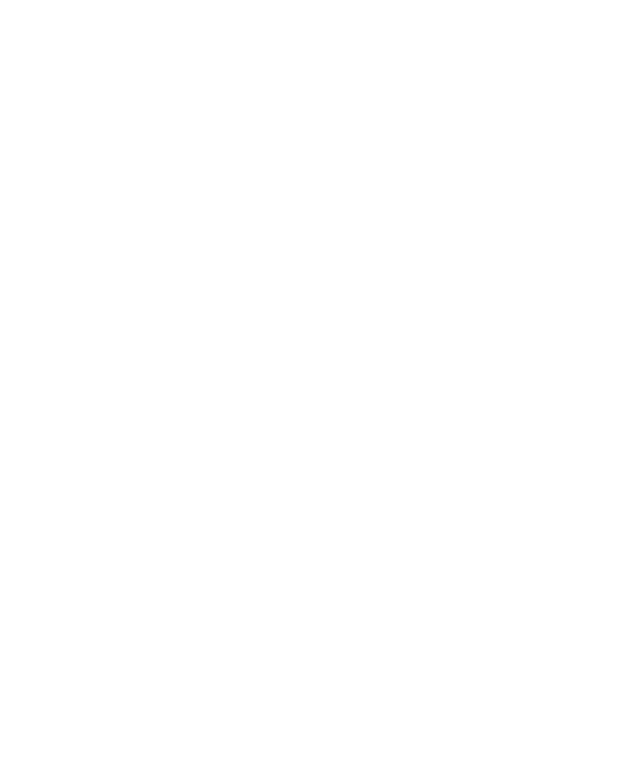
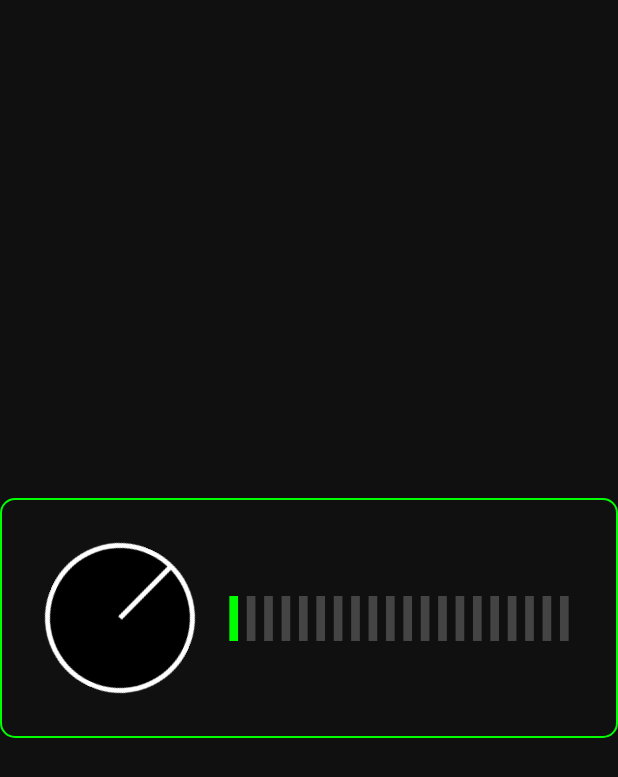
Before and after one commit to levkaantonov/ComposeTraining, an Android app built with Jetpack Compose: the screen it shows after launch (MainActivity), on a phone screen of 412 x 824 dp. Before the commit the part shown is empty. Shown: the top 777 px of the screen. Run offline under Robolectric (Android 15) with nearby library versions, the phone set to English and light mode, and no system bars.

Commit message:
added volume knob

```diff
--- a/app/src/main/java/levkaantonov/com/study/composetraining/MainActivity.kt
+++ b/app/src/main/java/levkaantonov/com/study/composetraining/MainActivity.kt
@@ -1,23 +1,168 @@
 package levkaantonov.com.study.composetraining
 
 import android.os.Bundle
+import android.view.MotionEvent
+import android.widget.Space
 import androidx.activity.ComponentActivity
 import androidx.activity.compose.setContent
-import androidx.compose.material.MaterialTheme
-import androidx.compose.material.Surface
-import androidx.compose.material.Text
+import androidx.compose.foundation.Canvas
+import androidx.compose.foundation.Image
+import androidx.compose.foundation.background
+import androidx.compose.foundation.border
+import androidx.compose.foundation.layout.*
+import androidx.compose.foundation.shape.RoundedCornerShape
 import androidx.compose.runtime.Composable
-import androidx.compose.ui.tooling.preview.Preview
-import levkaantonov.com.study.composetraining.ui.theme.ComposeTrainingTheme
+import androidx.compose.runtime.mutableStateOf
+import androidx.compose.runtime.remember
+import androidx.compose.runtime.setValue
+import androidx.compose.runtime.getValue
+import androidx.compose.ui.Alignment
+import androidx.compose.ui.ExperimentalComposeUiApi
+import androidx.compose.ui.Modifier
+import androidx.compose.ui.draw.rotate
+import androidx.compose.ui.geometry.CornerRadius
+import androidx.compose.ui.geometry.Offset
+import androidx.compose.ui.geometry.Size
+import androidx.compose.ui.graphics.Color
+import androidx.compose.ui.graphics.Color.Companion.DarkGray
+import androidx.compose.ui.graphics.Color.Companion.Green
+import androidx.compose.ui.input.pointer.pointerInteropFilter
+import androidx.compose.ui.layout.boundsInWindow
+import androidx.compose.ui.layout.onGloballyPositioned
+import androidx.compose.ui.res.painterResource
+import androidx.compose.ui.unit.dp
+import kotlin.math.PI
+import kotlin.math.atan2
+import kotlin.math.roundToInt
 
 class MainActivity : ComponentActivity() {
+    @ExperimentalComposeUiApi
     override fun onCreate(savedInstanceState: Bundle?) {
         super.onCreate(savedInstanceState)
         setContent {
-            ComposeTrainingTheme {
-                Surface(color = MaterialTheme.colors.background) {
+            Box(
+                contentAlignment = Alignment.Center,
+                modifier = Modifier
+                    .fillMaxSize()
+                    .background(Color(0xFF101010))
+            ) {
+                Row(
+                    horizontalArrangement = Arrangement.Center,
+                    verticalAlignment = Alignment.CenterVertically,
+                    modifier = Modifier
+                        .border(1.dp, Green, RoundedCornerShape(10.dp))
+                        .padding(30.dp)
+                ) {
+                    var volume by remember {
+                        mutableStateOf(0f)
+                    }
+                    val barCount = 20
+                    VolumeKnob(
+                        modifier = Modifier.size(100.dp)
+                    ) {
+                        volume = it
+                    }
+                    Spacer(modifier = Modifier.width(20.dp))
+                    VolumeBar(
+                        modifier = Modifier
+                            .fillMaxWidth()
+                            .height(30.dp),
+                        activeBars = (barCount * volume).roundToInt(),
+                        barCount = barCount
+                    )
                 }
+            }
+
+        }
+    }
+}
+
+
+@Composable
+fun VolumeBar(
+    modifier: Modifier,
+    activeBars: Int = 0,
+    barCount: Int = 10
+) {
+    BoxWithConstraints(
+        contentAlignment = Alignment.Center,
+        modifier = modifier
+    ) {
+        val barWidth = remember {
+            constraints.maxWidth / (2f * barCount)
+        }
+        Canvas(modifier = modifier) {
+            for (i in 0 until barCount) {
+                drawRoundRect(
+                    color = if (i in 0..activeBars) Green else DarkGray,
+                    topLeft = Offset(i * barWidth * 2f + barWidth / 2f, 0f),
+                    size = Size(barWidth, constraints.maxHeight.toFloat()),
+                    cornerRadius = CornerRadius(0f)
+                )
             }
         }
     }
 }
+
+@ExperimentalComposeUiApi
+@Composable
+fun VolumeKnob(
+    modifier: Modifier = Modifier,
+    limitingAngle: Float = 25f,
+    onValueChange: (Float) -> Unit
+) {
+    var rotation by remember {
+        mutableStateOf(limitingAngle)
+    }
+    var touchX by remember {
+        mutableStateOf(0f)
+    }
+    var touchY by remember {
+        mutableStateOf(0f)
+    }
+    var centerX by remember {
+        mutableStateOf(0f)
+    }
+    var centerY by remember {
+        mutableStateOf(0f)
+    }
+
+    Image(
+        painter = painterResource(id = R.drawable.knob_img),
+        contentDescription = "Volume knob",
+        modifier = modifier
+            .fillMaxSize()
+            .onGloballyPositioned {
+                val windowBounds = it.boundsInWindow()
+                centerX = windowBounds.size.width / 2f
+                centerY = windowBounds.size.height / 2f
+            }
+            .pointerInteropFilter { event ->
+                touchX = event.x
+                touchY = event.y
+                val angle = -atan2(centerX - touchX, centerY - touchY) * (180 / PI).toFloat()
+
+                when (event.action) {
+                    MotionEvent.ACTION_DOWN,
+                    MotionEvent.ACTION_MOVE -> {
+                        if (angle !in -limitingAngle..limitingAngle) {
+                            val fixedAngle = if (angle in -180f..-limitingAngle) {
+                                360 + angle
+                            } else {
+                                angle
+                            }
+                            rotation = fixedAngle
+
+                            val percent = (fixedAngle - limitingAngle) / (360f - 2 * limitingAngle)
+                            onValueChange(percent)
+                            true
+                        } else {
+                            false
+                        }
+                    }
+                    else -> false
+                }
+            }
+            .rotate(rotation)
+    )
+}
--- /dev/null
+++ b/app/src/main/res/drawable/knob_img.xml
@@ -0,0 +1,18 @@
+<vector xmlns:android="http://schemas.android.com/apk/res/android"
+    android:width="60dp"
+    android:height="60dp"
+    android:viewportWidth="60"
+    android:viewportHeight="60">
+    <path
+        android:fillColor="#FFFFFF"
+        android:pathData="M 0,30 A30,30 0 0,0 60,30 M 0,30 A30,30 0 0,1 60,30z" />
+    <path
+        android:fillColor="#000000"
+        android:pathData="M 2,30 A28,28 0 0,0 58,30 M 2,30 A28,28 0 0,1 58,30z" />
+
+    <path
+        android:strokeColor="@color/white"
+        android:pathData="M 30, 30 L 40 2z"
+        android:strokeWidth="2"
+        />
+</vector>
```
